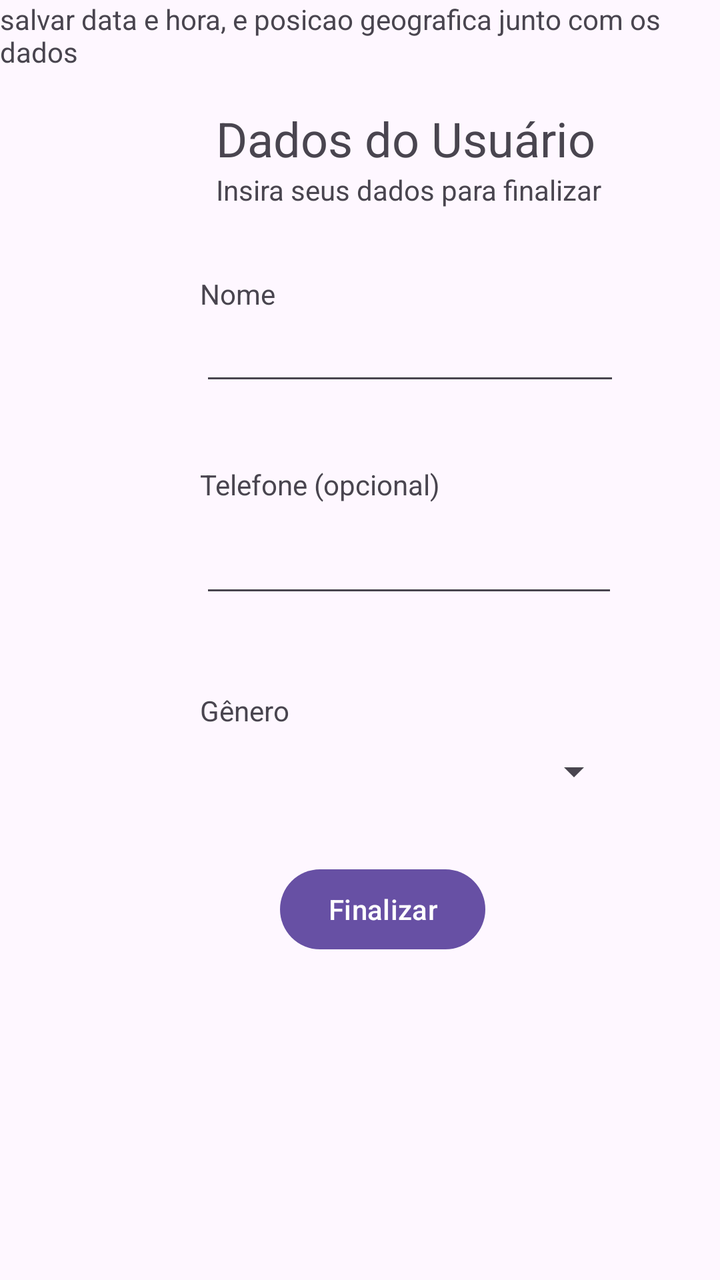
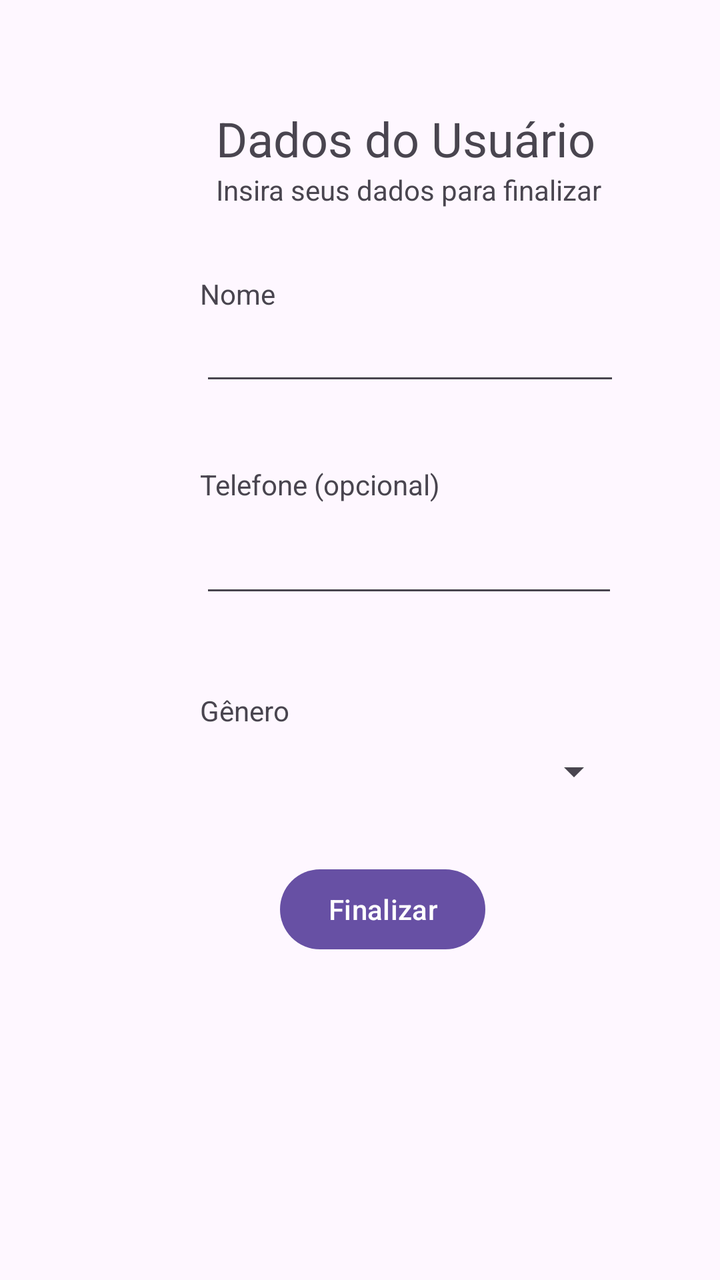

The first picture is an Android layout as it rendered before a commit; the second is the same layout after the commit. The layout source and the unified diff follow.
<!-- AndroidManifest.xml: application theme Theme.PesquisaEleitoral -->
<!-- res/layout/activity_cadastro_entrevistado.xml -->
<?xml version="1.0" encoding="utf-8"?>
<androidx.constraintlayout.widget.ConstraintLayout xmlns:android="http://schemas.android.com/apk/res/android"
    xmlns:app="http://schemas.android.com/apk/res-auto"
    xmlns:tools="http://schemas.android.com/tools"
    android:id="@+id/main"
    android:layout_width="match_parent"
    android:layout_height="match_parent"
    tools:context=".CadastroEntrevistado">

    <Button
        android:id="@+id/btConfirmar"
        android:layout_width="wrap_content"
        android:layout_height="wrap_content"
        android:layout_marginStart="140dp"
        android:layout_marginTop="24dp"
        android:text="Finalizar"
        app:layout_constraintStart_toStartOf="parent"
        app:layout_constraintTop_toBottomOf="@+id/spinnerGenero" />

    <TextView
        android:id="@+id/textView13"
        android:layout_width="wrap_content"
        android:layout_height="wrap_content"
        android:layout_marginStart="108dp"
        android:text="Insira seus dados para finalizar"
        android:textSize="14sp"
        app:layout_constraintStart_toStartOf="parent"
        app:layout_constraintTop_toBottomOf="@+id/textView11" />

    <TextView
        android:id="@+id/textView22"
        android:layout_width="wrap_content"
        android:layout_height="wrap_content"
        android:layout_marginStart="100dp"
        android:layout_marginTop="33dp"
        android:text="Nome"
        android:textSize="14sp"
        app:layout_constraintStart_toStartOf="parent"
        app:layout_constraintTop_toBottomOf="@+id/textView13" />

    <TextView
        android:id="@+id/textView11"
        android:layout_width="wrap_content"
        android:layout_height="wrap_content"
        android:layout_marginStart="108dp"
        android:layout_marginTop="53dp"
        android:text="Dados do Usuário"
        android:textSize="24sp"
        app:layout_constraintStart_toStartOf="parent"
        app:layout_constraintTop_toTopOf="parent" />

    <EditText
        android:id="@+id/inNome"
        android:layout_width="wrap_content"
        android:layout_height="wrap_content"
        android:layout_marginStart="100dp"
        android:ems="10"
        android:inputType="text"
        app:layout_constraintStart_toStartOf="parent"
        app:layout_constraintTop_toBottomOf="@+id/textView22" />

    <EditText
        android:id="@+id/inTelefone"
        android:layout_width="209dp"
        android:layout_height="52dp"
        android:layout_marginStart="100dp"
        android:ems="10"
        android:inputType="text"
        app:layout_constraintStart_toStartOf="parent"
        app:layout_constraintTop_toBottomOf="@+id/textView21" />

    <TextView
        android:id="@+id/textView23"
        android:layout_width="wrap_content"
        android:layout_height="wrap_content"
        android:layout_marginStart="100dp"
        android:layout_marginTop="42dp"
        android:text="Gênero"
        android:textSize="14sp"
        app:layout_constraintStart_toStartOf="parent"
        app:layout_constraintTop_toBottomOf="@+id/inTelefone" />

    <TextView
        android:id="@+id/textView21"
        android:layout_width="wrap_content"
        android:layout_height="wrap_content"
        android:layout_marginStart="100dp"
        android:layout_marginTop="35dp"
        android:text="Telefone (opcional)"
        android:textSize="14sp"
        app:layout_constraintStart_toStartOf="parent"
        app:layout_constraintTop_toBottomOf="@+id/inNome" />

    <Spinner
        android:id="@+id/spinnerGenero"
        android:layout_width="211dp"
        android:layout_height="42dp"
        android:layout_marginStart="100dp"
        app:layout_constraintStart_toStartOf="parent"
        app:layout_constraintTop_toBottomOf="@+id/textView23" />

    <TextView
        android:id="@+id/textView24"
        android:layout_width="wrap_content"
        android:layout_height="wrap_content"
        android:text="salvar data e hora, e posicao geografica junto com os dados"
        tools:layout_editor_absoluteX="16dp"
        tools:layout_editor_absoluteY="630dp"
        tools:ignore="MissingConstraints" />


</androidx.constraintlayout.widget.ConstraintLayout>
<!-- resources referenced by this layout -->
<resources>
  <style name="Theme.PesquisaEleitoral" parent="Base.Theme.PesquisaEleitoral" />
  <style name="Base.Theme.PesquisaEleitoral" parent="Theme.Material3.DayNight.NoActionBar">
          
          
      </style>
</resources>

<!-- the commit's change to res/layout/activity_cadastro_entrevistado.xml (unified diff, before → after) -->
@@ -99,14 +99,5 @@
         app:layout_constraintStart_toStartOf="parent"
         app:layout_constraintTop_toBottomOf="@+id/textView23" />
 
-    <TextView
-        android:id="@+id/textView24"
-        android:layout_width="wrap_content"
-        android:layout_height="wrap_content"
-        android:text="salvar data e hora, e posicao geografica junto com os dados"
-        tools:layout_editor_absoluteX="16dp"
-        tools:layout_editor_absoluteY="630dp"
-        tools:ignore="MissingConstraints" />
-
 
 </androidx.constraintlayout.widget.ConstraintLayout>
